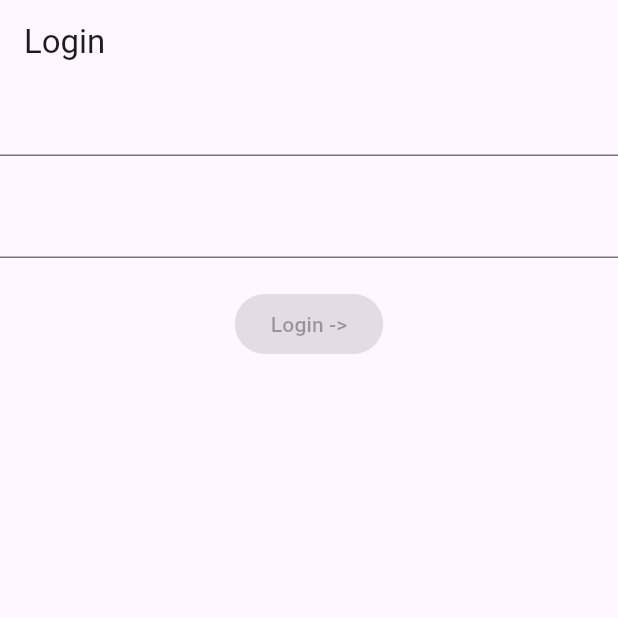
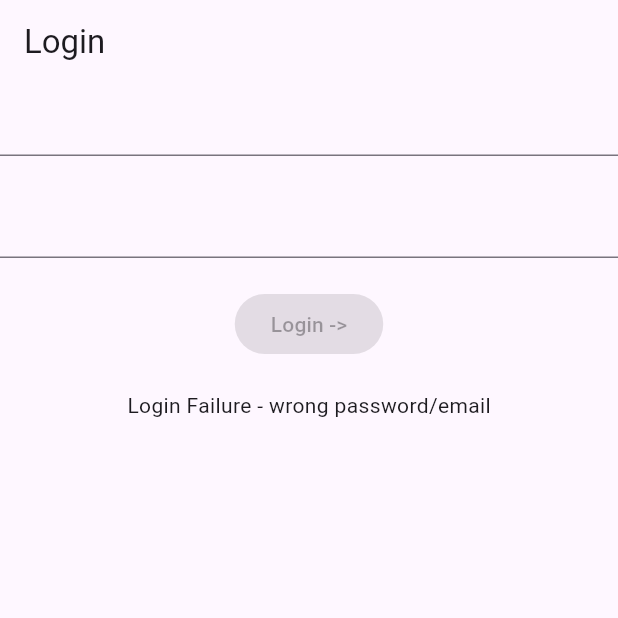
Before and after one commit to vinay-incubyte/login-form, a Flutter app: the screen it shows after launch, on a phone screen of 412 x 824 dp, the top half of it. Run offline on Flutter 3.47's test engine with Material 3 defaults, Android fonts, the phone set to English and light mode, and no system bars; our stand-ins replace equatable, flutter_bloc.

Commit message:
refactor(presentation): LoginPage - all test passed (GREEN)

```diff
--- a/lib/feature/login/presentation/view/login_page.dart
+++ b/lib/feature/login/presentation/view/login_page.dart
@@ -17,8 +17,6 @@ class _LoginPageState extends State<LoginPage>
   final TextEditingController emailController = TextEditingController();
   final TextEditingController passwordController = TextEditingController();
   late LoginCubit loginCubit;
-
-  bool? isUser;
 
   @override
   void initState() {
@@ -46,16 +44,23 @@ class _LoginPageState extends State<LoginPage>
               _buildEmailField(),
               _buildPasswordField(),
               _buildLoginButton(),
-              if (isUser != null)
-                Text(
-                  isUser!
-                      ? "Login success"
-                      : "Login Failure - wrong password/email",
-                ),
+
+              _buildAuthText(),
             ],
           ),
         ),
       ),
+    );
+  }
+
+  BlocSelector<LoginCubit, LoginState, bool> _buildAuthText() {
+    return BlocSelector<LoginCubit, LoginState, bool>(
+      selector: (state) => (state is LoginAuth) ? state.isUser : false,
+      builder: (context, isUser) {
+        return Text(
+          isUser ? "Login success" : "Login Failure - wrong password/email",
+        );
+      },
     );
   }
 
@@ -65,7 +70,6 @@ class _LoginPageState extends State<LoginPage>
         return ElevatedButton(
           onPressed: isFormValid
               ? () async {
-                  isUser = null;
                   final email = emailController.text.trim();
                   final password = passwordController.text.trim();
                   loginCubit.onLoginTap(email: email, password: password);
```
